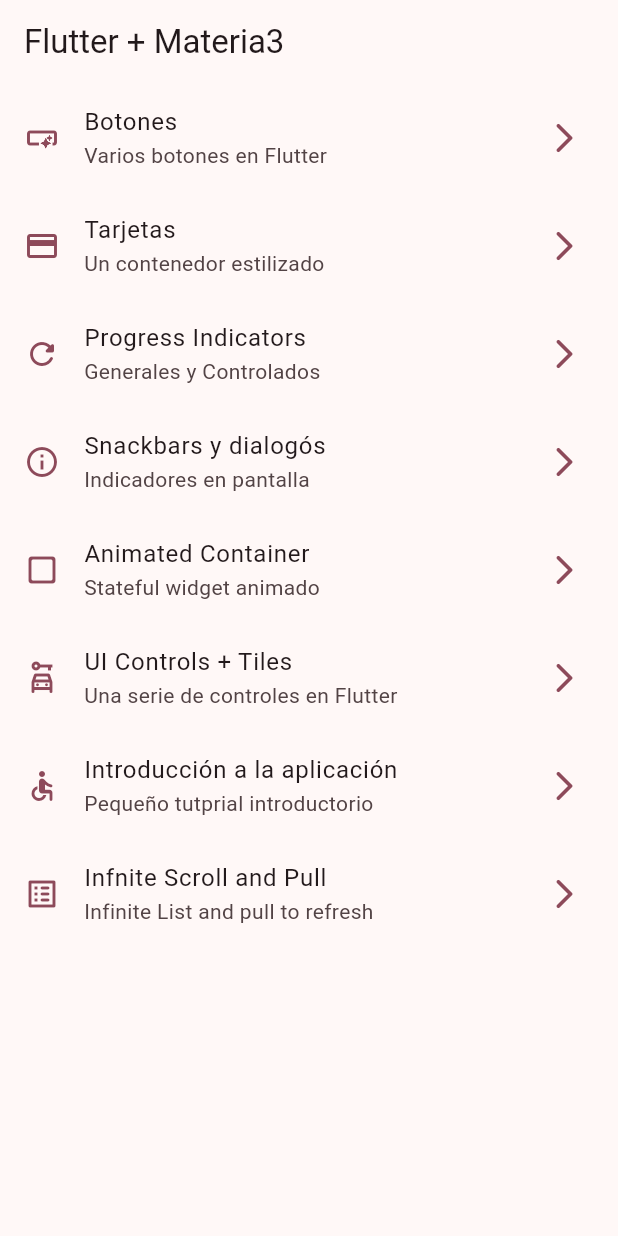
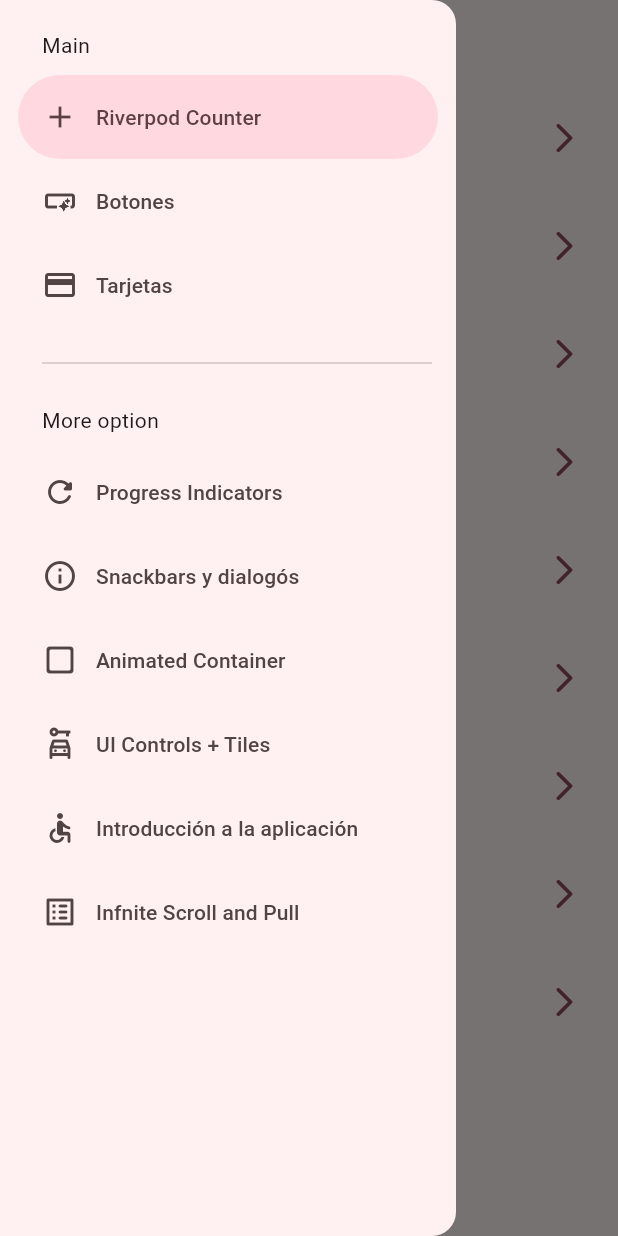
Before and after one commit to FBecerra2/widget_app, a Flutter app: the screen it shows after launch, with the side drawer open (before the commit the screen has no drawer), on a phone screen of 412 x 824 dp. Run offline on Flutter 3.47's test engine with Material 2 defaults, Android fonts, the phone set to English and light mode, and no system bars; our stand-ins replace animate_do, flutter_riverpod, go_router.

Commit message:
Counter provider screen

```diff
--- a/lib/config/menu/menu_items.dart
+++ b/lib/config/menu/menu_items.dart
@@ -14,6 +14,11 @@ class MenuItem {
 }
 
 const appMenuItems = <MenuItem>[
+  MenuItem(
+      title: 'Riverpod Counter',
+      subTitle: 'Riverpod Introducction',
+      link: '/counter',
+      icon: Icons.add),
   MenuItem(
       title: 'Botones',
       subTitle: 'Varios botones en Flutter',
--- a/lib/config/router/app_router.dart
+++ b/lib/config/router/app_router.dart
@@ -47,5 +47,10 @@ final appRouter = GoRouter(
       name: InfiniteScrollScreen.name,
       builder: (context, state) => const InfiniteScrollScreen(),
     ),
+    GoRoute(
+      path: '/counter',
+      name: CounterScreen.name,
+      builder: (context, state) => const CounterScreen(),
+    ),
   ],
 );
--- a/lib/main.dart
+++ b/lib/main.dart
@@ -1,9 +1,10 @@
 import 'package:flutter/material.dart';
+import 'package:flutter_riverpod/flutter_riverpod.dart';
 import 'package:widget_app/config/router/app_router.dart';
 import 'package:widget_app/config/theme/app_theme.dart';
 
 void main() {
-  runApp(const MainApp());
+  runApp(const ProviderScope(child: MainApp()));
 }
 
 class MainApp extends StatelessWidget {
--- /dev/null
+++ b/lib/presentation/providers/counter_provider.dart
@@ -0,0 +1,3 @@
+import 'package:flutter_riverpod/flutter_riverpod.dart';
+
+final counterProvider = StateProvider<int>((ref) => 5);
--- a/lib/presentation/screen/home/home_screen.dart
+++ b/lib/presentation/screen/home/home_screen.dart
@@ -1,18 +1,25 @@
 import 'package:flutter/material.dart';
 import 'package:go_router/go_router.dart';
 import 'package:widget_app/config/menu/menu_items.dart';
+import 'package:widget_app/presentation/widgets/side_menu.dart';
 
 class HomeScreen extends StatelessWidget {
   const HomeScreen({super.key});
 
   @override
   Widget build(BuildContext context) {
+    final scaffoldKey = GlobalKey<
+        ScaffoldState>(); // Guarda toda la referencia del Scaffold ej:  cuando queremos cerrar el side bar al volver de un pantalla
     return Scaffold(
+      key: scaffoldKey,
       appBar: AppBar(
         title: const Text('Flutter + Materia3'),
         centerTitle: false,
       ),
       body: const _HomeView(),
+      drawer: SideMenu(
+        scaffoldKey: scaffoldKey,
+      ),
     );
   }
 }
--- a/lib/presentation/screen/screens.dart
+++ b/lib/presentation/screen/screens.dart
@@ -1,4 +1,5 @@
 //Archivos de Barril
+export 'package:widget_app/presentation/screen/counter/counter_screen.dart';
 export 'package:widget_app/presentation/screen/snackbar/snackbar_screen.dart';
 export 'package:flutter/material.dart';
 export 'package:widget_app/presentation/screen/animated/animated_screen.dart';
--- /dev/null
+++ b/lib/presentation/widgets/side_menu.dart
@@ -0,0 +1,65 @@
+import 'package:flutter/material.dart';
+import 'package:go_router/go_router.dart';
+import 'package:widget_app/config/menu/menu_items.dart';
+
+class SideMenu extends StatefulWidget {
+  final GlobalKey<ScaffoldState> scaffoldKey;
+
+  const SideMenu({super.key, required this.scaffoldKey});
+
+  @override
+  State<SideMenu> createState() => _SideMenuState();
+}
+
+class _SideMenuState extends State<SideMenu> {
+  int navDrawerIndex = 0;
+  @override
+  Widget build(BuildContext context) {
+    final hasNotch = MediaQuery.of(context).viewPadding.top > 35;
+
+    return NavigationDrawer(
+      selectedIndex: navDrawerIndex,
+      onDestinationSelected: (value) {
+        setState(() {
+          navDrawerIndex = value;
+        });
+
+        final menuItem = appMenuItems[value];
+        context.push(menuItem.link);
+        widget.scaffoldKey.currentState?.closeDrawer();
+      },
+      children: [
+        Padding(
+          padding: EdgeInsets.fromLTRB(28, hasNotch ? 5 : 20, 16, 10),
+          child: const Text('Main'),
+        ),
+
+        //NavigationDrawerDestination(
+        //  icon: const Icon(Icons.add_shopping_cart_rounded),
+        //  label: const Text('Other Screen'),
+        //),
+        ...appMenuItems.sublist(0, 3).map(
+              (item) => NavigationDrawerDestination(
+                icon: Icon(item.icon),
+                label: Text(item.title),
+              ),
+            ),
+        const Padding(
+          padding: EdgeInsets.fromLTRB(28, 16, 16, 10),
+          child: Divider(),
+        ),
+
+        const Padding(
+          padding: EdgeInsets.fromLTRB(28, 10, 16, 10),
+          child: Text('More option'),
+        ),
+        ...appMenuItems.sublist(3).map(
+              (item) => NavigationDrawerDestination(
+                icon: Icon(item.icon),
+                label: Text(item.title),
+              ),
+            ),
+      ],
+    );
+  }
+}
--- a/pubspec.yaml
+++ b/pubspec.yaml
@@ -11,6 +11,7 @@ dependencies:
   animated_gesture_detector: ^1.0.0
   flutter:
     sdk: flutter
+  flutter_riverpod: ^2.4.3
   go_router: ^11.0.0
 
 dev_dependencies:
```
Also changed, not shown: lib/presentation/screen/counter/counter_screen.dart (added, +28 -0 lines), pubspec.lock.
